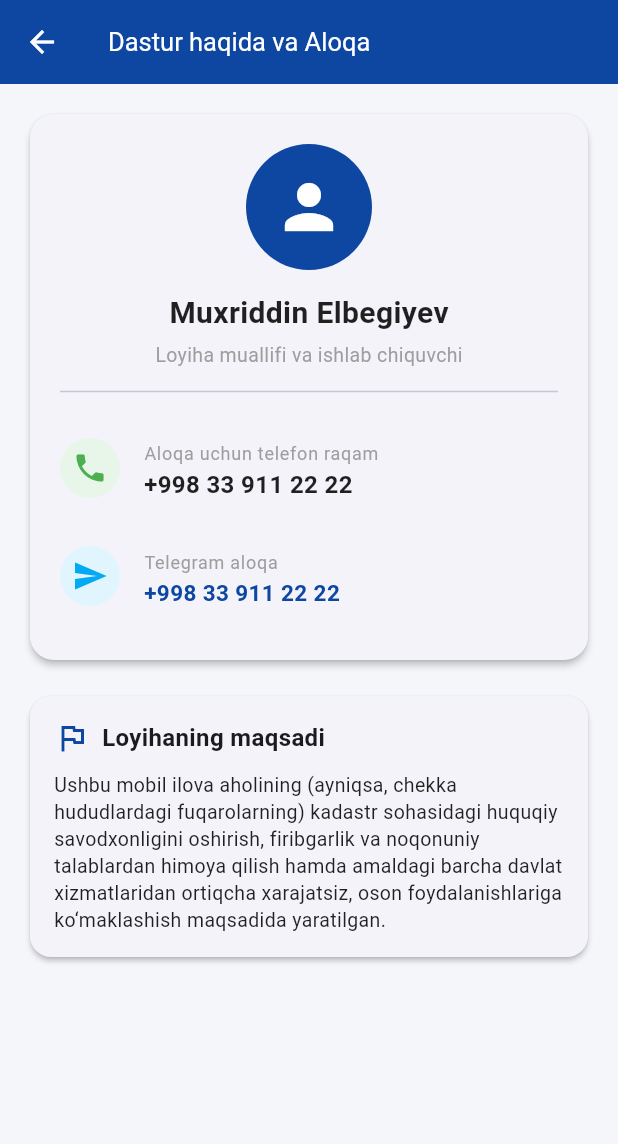
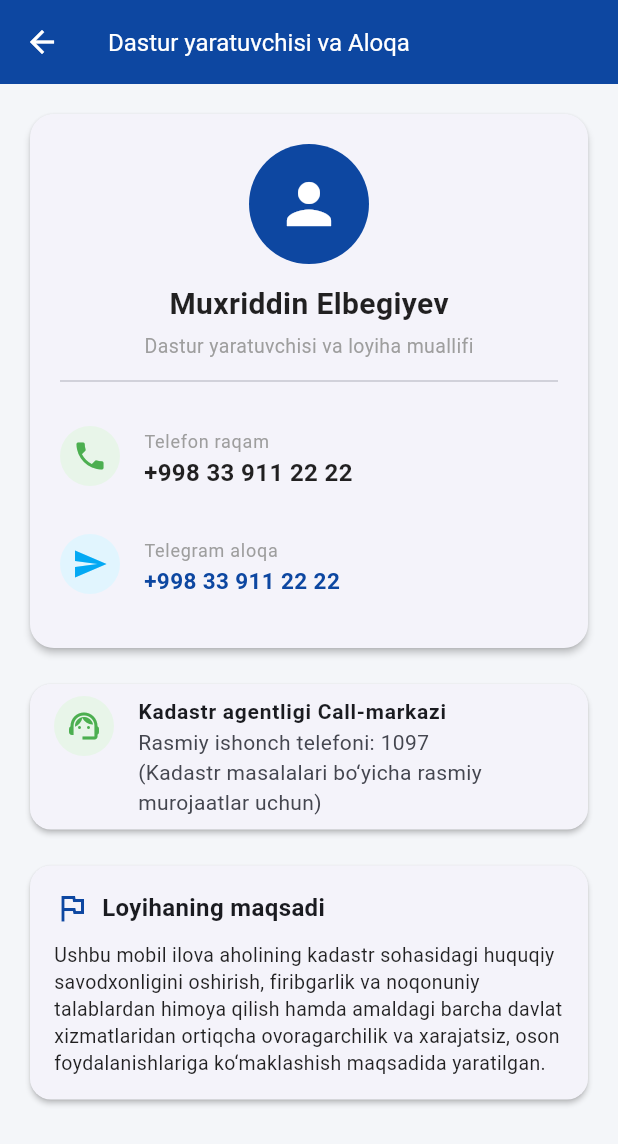
Before and after one commit to muxriddinelbegiyev2222-blip/Oson-Kadastr, a Flutter app: the screen it shows after launch, scrolled down 576 dp, after a tap on the "info outline" icon, on a phone screen of 412 x 824 dp. Shown: the top 1144 px of the screen. Run offline on Flutter 3.47's test engine with Material 3 defaults, Android fonts, the phone set to English and light mode, and no system bars.

Commit message:
Update main.dart

```diff
--- a/lib/main.dart
+++ b/lib/main.dart
@@ -128,7 +128,7 @@ final List<KadastrService> kadastrServices = [
     category: 'Maʼlumotnoma',
     purpose: 'Mulkka sud, MIB, bank yoki notarius tomonidan taqiq qo‘yilmaganligini aniqlash.',
     duration: '1 ish kuni (ko‘p hollarda real vaqtda avtomatik)',
-    cost: 'BHMning 0.05 baravari (my.gov.uz orqali chegirma bor)',
+    cost: 'BHMning 0.05 baravari (my.gov.uz orqali)',
     warningTip: 'Taqiq yoki xatlov bor obyektni sotish, hadya qilish yoki garovga qo‘yish qonunan mumkin emas.',
     docs: [
       RequiredDocument(
@@ -147,20 +147,20 @@ final List<KadastrService> kadastrServices = [
     titleSimple: 'Mulkning o‘ziga tegishliligi haqida maʼlumotnoma',
     titleOfficial: 'Fuqaroning nomida ko‘chmas mulk bor/yo‘qligi haqida maʼlumotnoma',
     category: 'Maʼlumotnoma',
-    purpose: 'Fuqaroning butun O‘zbekiston hududida o‘z nomida turar joyi bor yoki yo‘qligini tasdiqlash (subsidiya, uy-joy navbati uchun kerak bo‘ladi).',
+    purpose: 'Fuqaroning butun O‘zbekiston hududida o‘z nomida turar joyi bor yoki yo‘qligini tasdiqlash (subsidiya va ipoteka navbati uchun).',
     duration: 'Avtomatik (1 kun ichida)',
     cost: 'BHMning 0.05 baravari',
-    warningTip: 'Ko‘pincha davlat subsidiyasi yoki ipoteka olishda talab etiladi.',
+    warningTip: 'Davlat subsidiyasi yoki imtiyozli ipoteka arizasida asosiy hujjat hisoblanadi.',
     docs: [
       RequiredDocument(
         simpleName: 'Pasport / ID karta maʼlumotlari',
         officialName: 'Shaxsiy JShSHIR',
         whereToGet: 'O‘zingizning shaxsingiz',
-        explanation: 'Tizim JShSHIR orqali barcha bazani o‘zi tekshiradi.',
+        explanation: 'Tizim JShSHIR orqali bazadan avtomatik aniqlaydi.',
       ),
     ],
     illegalDemands: [
-      'Turar joyi yo‘qligi haqida mahalladan tasdiqnoma so‘rash',
+      'Turar joyi yo‘qligi haqida mahalladan qog‘oz so‘rash',
     ],
   ),
   KadastrService(
@@ -168,26 +168,26 @@ final List<KadastrService> kadastrServices = [
     titleSimple: 'Uyni (obyektni) ikkiga yoki undan ko‘p qismga bo‘lish',
     titleOfficial: 'Ko‘chmas mulk obyektini bo‘lish yoki birlashtirish bo‘yicha davlat xizmati',
     category: 'Uy-joy',
-    purpose: 'Bitta yer uchastkasi yoki uyni ikki mulkdor o‘rtasida mustaqil alohida obyektlarga ajratish.',
+    purpose: 'Bitta umumiy yer uchastkasi yoki uyni ikki mulkdor o‘rtasida alohida mustaqil obyektlarga ajratish.',
     duration: '10 dan 15 ish kunigacha',
     cost: 'Davlat boji stavkalari asosida',
-    warningTip: 'Bo‘linayotgan yangi obyektlar alohida kirish yo‘liga va minimal yer meʼyorlariga mos bo‘lishi lozim.',
+    warningTip: 'Bo‘linayotgan yangi obyektlar alohida kirish yo‘liga va belgilangan shaharsozlik meʼyorlariga mos bo‘lishi lozim.',
     docs: [
       RequiredDocument(
         simpleName: 'Mulkdorlarning o‘zaro notarial kelishuvi yoki sud qarori',
         officialName: 'Taqsimlash bitimi / Sud qarori',
         whereToGet: 'Notarius yoki sud orqali',
-        explanation: 'Uy qaysi qismdan qanday bo‘linganini ko‘rsatuvchi hujjat.',
+        explanation: 'Uy qaysi chegaradan qanday bo‘linganini tasdiqlovchi hujjat.',
       ),
       RequiredDocument(
-        simpleName: 'Asl kadastr hujjati',
+        simpleName: 'Mavjud kadastr hujjati',
         officialName: 'Obyekt kadastr yig‘majildi',
         whereToGet: 'Uy egasining qo‘lida bo‘ladi',
         explanation: 'Eski butun holatdagi kadastr.',
       ),
     ],
     illegalDemands: [
-      'Kommunal xizmatlarning yangi hisob raqamlari ochilganini oldindan talab qilish',
+      'Kommunal tarmoqlarning yangi shartnomalarini oldindan talab qilish',
     ],
   ),
   KadastrService(
@@ -195,41 +195,41 @@ final List<KadastrService> kadastrServices = [
     titleSimple: 'Ipoteka va garov huquqini ro‘yxatdan o‘tkazish',
     titleOfficial: 'Ko‘chmas mulk ipotekasi va garov shartnomasini ro‘yxatga olish',
     category: 'Yer uchastkasi',
-    purpose: 'Bankdan kredit olishda uyni garovga qo‘yish yoki kredit yopilgach garovni yechish.',
+    purpose: 'Bankdan kredit olishda uyni garovga qo‘yish yoki to‘liq to‘langandan so‘ng garovni yechish.',
     duration: '1 ish kuni',
     cost: 'BHMning 50% miqdorida',
-    warningTip: 'Kredit to‘liq yopilgach, bankdan darhol xatlovni yechish arizasini topshirtiring.',
+    warningTip: 'Kredit to‘liq so‘ndirilgach, bank orqali taqiqni yechish arizasi berilishini unutmang.',
     docs: [
       RequiredDocument(
         simpleName: 'Garov yoki ipoteka shartnomasi',
         officialName: 'Notarial tasdiqlangan ipoteka shartnomasi',
         whereToGet: 'Bank va notariusdan',
-        explanation: 'Mulk kafolat sifatida olinganini tasdiqlovchi shartnoma.',
+        explanation: 'Mulk kafolat sifatida qo‘yilganligini tasdiqlovchi shartnoma.',
       ),
     ],
     illegalDemands: [
-      'Bank vakilining Davlat xizmatlari markaziga shaxsan borishi',
+      'Bank xodimining Davlat xizmatlari markaziga shaxsan borishi',
     ],
   ),
   KadastrService(
     id: '7',
     titleSimple: 'Tadbirkorlik uchun yer uchastkasini auksiondan olish',
-    titleOfficial: 'Yer uchastkalarini "E-auksion" orqali ijaraga yoki mulk qilib berish',
+    titleOfficial: 'Yer uchastkalarini "E-auksion" orqali mulk yoki ijara huquqi bilan berish',
     category: 'Yer uchastkasi',
-    purpose: 'Tadbirkorlik va biznes faoliyati uchun bo‘sh turgan yer maydonlarini auksion orqali shaffof xarid qilish.',
-    duration: 'Auksion muddatiga binoan (reglament asosida)',
-    cost: 'Auksiondagi yutuq bahosi bo‘yicha',
-    warningTip: 'Hokimning to‘g‘ridan-to‘g‘ri yer ajratish vakolati yo‘q! Faqat E-auksion orqali olinadi.',
+    purpose: 'Tadbirkorlik faoliyati uchun bo‘sh turgan yer maydonlarini elektron auksion orqali shaffof yutib olish.',
+    duration: 'Auksion reglamentiga asosan',
+    cost: 'Auksiondagi yutuq summasi',
+    warningTip: 'Hokimning to‘g‘ridan-to‘g‘ri yer ajratish vakolati bekor qilingan! Barcha yerlar faqat E-auksion orqali olinadi.',
     docs: [
       RequiredDocument(
         simpleName: 'Elektron raqamli imzo (ERI)',
         officialName: 'ERI kaliti',
-        whereToGet: 'Davlat xizmatlari markazidan yoki E-imzo orqali',
-        explanation: 'Auksionda qatnashish va bayonnomani tasdiqlash uchun kerak.',
+        whereToGet: 'DXM yoki E-imzo portali orqali',
+        explanation: 'Auksionda qatnashish va bayonnomani imzolash uchun kerak bo‘ladi.',
       ),
     ],
     illegalDemands: [
-      'Auksion yutug‘idan so‘ng hokim qarorini kutish yoki qo‘shimcha ruxsatnoma olish',
+      'Auksiondan so‘ng tuman hokimi qarorini talab qilish',
     ],
   ),
   KadastrService(
@@ -237,21 +237,21 @@ final List<KadastrService> kadastrServices = [
     titleSimple: 'O‘zboshimchalik bilan egallangan yer va binolarni qonuniylashtirish',
     titleOfficial: 'O‘zboshimchalik bilan egallangan yer uchastkalari hamda ularda qurilgan binolarga bo‘lgan huquqlarni eʼtirof etish',
     category: 'Qonuniylashtirish',
-    purpose: 'Yillar davomida hujjatsiz foydalanib kelingan uy-joylar va yer maydonlariga amaldagi amnistiya qonuni asosida huquqni rasmiylashtirish.',
-    duration: 'Bosqichma-bosqich xatlov grafigi asosida',
-    cost: 'Bir martalik belgilangan yig‘im stavkasi bo‘yicha',
-    warningTip: 'Ushbu xizmat bo‘yicha hech qanday vositachilarga pul bermang! Hududlar kadastr organlari tomonidan reja asosida dron va xatlov orqali bosqichma-bosqich ko‘rib chiqiladi.',
+    purpose: 'Yillar davomida hujjatsiz foydalanib kelingan uy-joylar va yer maydonlariga amaldagi qonun asosida huquqni eʼtirof etish.',
+    duration: 'Bosqichma-bosqich reja-grafik asosida',
+    cost: 'Qonunda belgilangan bir martalik to‘lov asosida',
+    warningTip: 'Hech qanday o‘rtakashlarga pul bermang! Hududlar kadastr organlari tomonidan bosqichma-bosqich, to‘liq xatlovdan o‘tkaziladi.',
     docs: [
       RequiredDocument(
-        simpleName: 'Yer yoki binodan uzoq vaqt foydalanilganini bildiruvchi eski dalillar',
-        officialName: 'Elektr, gaz to‘lov daftarlari, eski cheklar yoki soliq to‘lovlari',
-        whereToGet: 'Shaxsiy arxiv / kommunal to‘lov tizimlaridan',
-        explanation: 'Ushbu joyda ko‘p yillardan buyon yashab kelayotganingizni ko‘rsatuvchi to‘lovlar.',
+        simpleName: 'Yer va binodan ko‘p yillar foydalanilganini bildiruvchi to‘lovlar',
+        officialName: 'Kommunal to‘lovlar, kvitansiyalar yoki yer/mulk solig‘i cheklari',
+        whereToGet: 'Shaxsiy arxiv / to‘lov tizimlaridan',
+        explanation: 'Joydan uzoq muddat foydalanib kelayotganingizni tasdiqlovchi dalillar.',
       ),
     ],
     illegalDemands: [
-      'Oldindan noqonuniy "tezlashtirish" to‘lovlarini talab qilish',
-      'Noqonuniy komissiyalar tuzib pul yig‘ish',
+      'Tezlashtirish uchun qo‘shimcha noqonuniy to‘lov so‘rash',
+      'Mahalla yoki ko‘chada noqonuniy pul yig‘ish',
     ],
   ),
 ];
@@ -297,7 +297,7 @@ class _HomeScreenState extends State<HomeScreen> {
             const UserAccountsDrawerHeader(
               decoration: BoxDecoration(color: Color(0xFF0D47A1)),
               accountName: Text('Oson Kadastr', style: TextStyle(fontWeight: FontWeight.bold, fontSize: 18)),
-              accountEmail: Text('Muallif: Muxriddin Elbegiyev'),
+              accountEmail: Text('Aholi uchun erkin huquqiy qo‘llanma'),
               currentAccountPicture: CircleAvatar(
                 backgroundColor: Colors.white,
                 child: Icon(Icons.home_work, color: Color(0xFF0D47A1), size: 40),
@@ -305,26 +305,28 @@ class _HomeScreenState extends State<HomeScreen> {
             ),
             ListTile(
               leading: const Icon(Icons.home, color: Color(0xFF0D47A1)),
-              title: const Text('Barcha kadastr xizmatlari'),
-              subtitle: Text('${kadastrServices.length} ta asosiy yo‘nalish'),
+              title: const Text('Barcha xizmatlar ro‘yxati'),
+              subtitle: Text('${kadastrServices.length} ta asosiy davlat xizmati'),
               onTap: () => Navigator.pop(context),
             ),
+            // KADASTR AGENTLIGI ISHONCH TELEFONI
             ListTile(
-              leading: const Icon(Icons.phone_in_talk, color: Colors.green),
-              title: const Text('Kadastr ishonch telefoni: 1197'),
-              subtitle: const Text('Davlat Kadastr Palatasi call-markazi'),
+              leading: const Icon(Icons.support_agent, color: Colors.green),
+              title: const Text('Kadastr agentligi Call-markazi'),
+              subtitle: const Text('Ishonch telefoni: 1097'),
               onTap: () {
                 Navigator.pop(context);
                 ScaffoldMessenger.of(context).showSnackBar(
-                  const SnackBar(content: Text('Davlat Kadastr Palatasi: 1197')),
+                  const SnackBar(content: Text('Kadastr agentligi ishonch telefoni: 1097')),
                 );
               },
             ),
             const Divider(),
+            // DASTUR MUALLIFI BO'LIMI
             ListTile(
-              leading: const Icon(Icons.person, color: Colors.blueAccent),
-              title: const Text('Dastur muallifi bilan aloqa'),
-              subtitle: const Text('+998 33 911 22 22'),
+              leading: const Icon(Icons.person, color: Colors.orange),
+              title: const Text('Dastur yaratuvchisi'),
+              subtitle: const Text('Muxriddin Elbegiyev (+998 33 911 22 22)'),
               onTap: () {
                 Navigator.pop(context);
                 Navigator.push(context, MaterialPageRoute(builder: (_) => const AboutScreen()));
@@ -429,7 +431,7 @@ class _HomeScreenState extends State<HomeScreen> {
   }
 }
 
-// ---------------- DASTUR VA MUALLIF BILAN ALOQA EKRANI ----------------
+// ---------------- DASTUR YARATUVCHISI VA ALOQA EKRANI ----------------
 class AboutScreen extends StatelessWidget {
   const AboutScreen({super.key});
 
@@ -440,11 +442,12 @@ class AboutScreen extends StatelessWidget {
       appBar: AppBar(
         backgroundColor: const Color(0xFF0D47A1),
         iconTheme: const IconThemeData(color: Colors.white),
-        title: const Text('Dastur haqida va Aloqa', style: TextStyle(color: Colors.white, fontSize: 17)),
+        title: const Text('Dastur yaratuvchisi va Aloqa', style: TextStyle(color: Colors.white, fontSize: 16)),
       ),
       body: ListView(
         padding: const EdgeInsets.all(16),
         children: [
+          // DASTUR YARATUVCHISI KARTASI
           Card(
             elevation: 2,
             shape: RoundedRectangleBorder(borderRadius: BorderRadius.circular(16)),
@@ -453,30 +456,30 @@ class AboutScreen extends StatelessWidget {
               child: Column(
                 children: [
                   const CircleAvatar(
-                    radius: 42,
+                    radius: 40,
                     backgroundColor: Color(0xFF0D47A1),
-                    child: Icon(Icons.person, size: 48, color: Colors.white),
+                    child: Icon(Icons.person, size: 44, color: Colors.white),
                   ),
-                  const SizedBox(height: 14),
+                  const SizedBox(height: 12),
                   const Text(
                     'Muxriddin Elbegiyev',
                     style: TextStyle(fontSize: 20, fontWeight: FontWeight.bold, color: Colors.black87),
                   ),
                   const SizedBox(height: 4),
                   const Text(
-                    'Loyiha muallifi va ishlab chiquvchi',
+                    'Dastur yaratuvchisi va loyiha muallifi',
                     style: TextStyle(fontSize: 13, color: Colors.grey),
                   ),
-                  const Divider(height: 30),
+                  const Divider(height: 28),
 
-                  // TELEFON
+                  // TELEFON RAQAM
                   ListTile(
                     contentPadding: EdgeInsets.zero,
                     leading: const CircleAvatar(
                       backgroundColor: Color(0xFFE8F5E9),
                       child: Icon(Icons.phone, color: Colors.green),
                     ),
-                    title: const Text('Aloqa uchun telefon raqam', style: TextStyle(fontSize: 12, color: Colors.grey)),
+                    title: const Text('Telefon raqam', style: TextStyle(fontSize: 12, color: Colors.grey)),
                     subtitle: const Text(
                       '+998 33 911 22 22',
                       style: TextStyle(fontSize: 16, fontWeight: FontWeight.bold, color: Colors.black87),
@@ -503,6 +506,23 @@ class AboutScreen extends StatelessWidget {
 
           const SizedBox(height: 16),
 
+          // RASMIY KADASTR AGENTLIGI ISHONCH TELEFONI KARTASI
+          Card(
+            elevation: 1.5,
+            shape: RoundedRectangleBorder(borderRadius: BorderRadius.circular(14)),
+            child: ListTile(
+              leading: const CircleAvatar(
+                backgroundColor: Color(0xFFE8F5E9),
+                child: Icon(Icons.support_agent, color: Colors.green),
+              ),
+              title: const Text('Kadastr agentligi Call-markazi', style: TextStyle(fontSize: 14, fontWeight: FontWeight.bold)),
+              subtitle: const Text('Rasmiy ishonch telefoni: 1097\n(Kadastr masalalari bo‘yicha rasmiy murojaatlar uchun)'),
+              isThreeLine: true,
+            ),
+          ),
+
+          const SizedBox(height: 16),
+
           // MAQSAD
           Card(
             elevation: 1.5,
@@ -521,7 +541,7 @@ class AboutScreen extends StatelessWidget {
                   ),
                   SizedBox(height: 10),
                   Text(
-                    'Ushbu mobil ilova aholining (ayniqsa, chekka hududlardagi fuqarolarning) kadastr sohasidagi huquqiy savodxonligini oshirish, firibgarlik va noqonuniy talablardan himoya qilish hamda amaldagi barcha davlat xizmatlaridan ortiqcha xarajatsiz, oson foydalanishlariga ko‘maklashish maqsadida yaratilgan.',
+                    'Ushbu mobil ilova aholining kadastr sohasidagi huquqiy savodxonligini oshirish, firibgarlik va noqonuniy talablardan himoya qilish hamda amaldagi barcha davlat xizmatlaridan ortiqcha ovoragarchilik va xarajatsiz, oson foydalanishlariga ko‘maklashish maqsadida yaratilgan.',
                     style: TextStyle(fontSize: 13, height: 1.4, color: Colors.black87),
                   ),
                 ],
```
